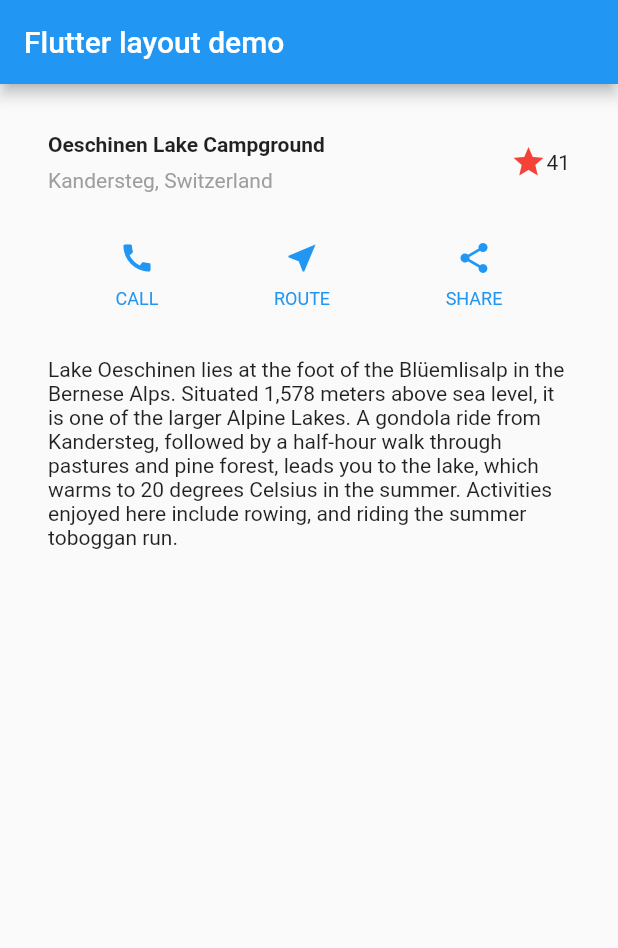
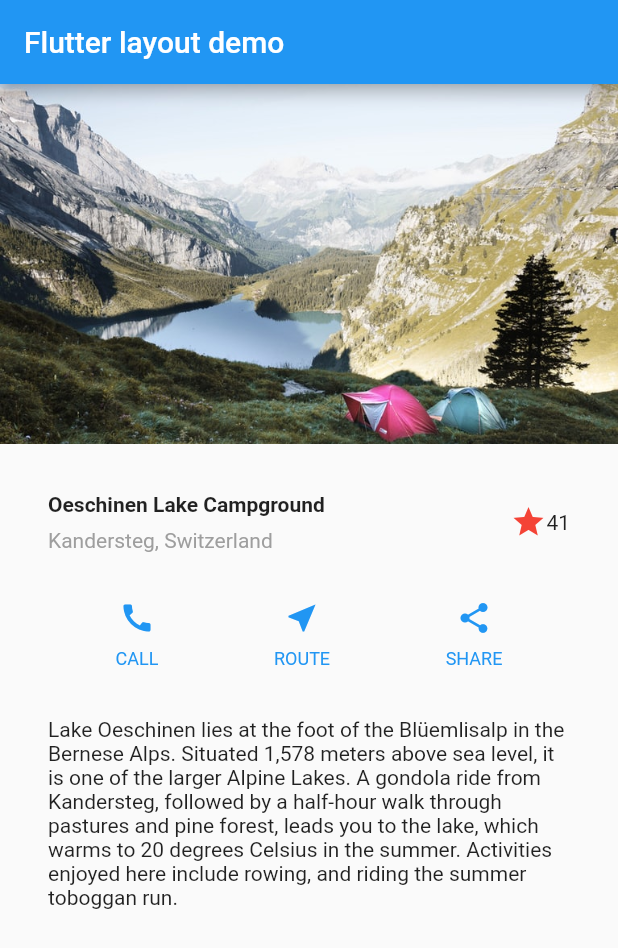
Before and after one commit to Giovaniavs/studying-flutter, a Flutter app: the screen it shows after launch, on a phone screen of 412 x 824 dp. Shown: the top 948 px of the screen. Run offline on Flutter 3.47's test engine with Material 2 defaults, Android fonts, the phone set to English and light mode, and no system bars.

```diff
--- a/lib/main.dart
+++ b/lib/main.dart
@@ -79,6 +79,12 @@ class MyApp extends StatelessWidget {
         ),
         body: Column(
           children: [
+            Image.asset(
+              'images/lake.jpeg',
+              width: 600,
+              height: 240,
+              fit: BoxFit.cover,
+            ),
             titleSection,
             buttonSection,
             textSection,
--- a/pubspec.yaml
+++ b/pubspec.yaml
@@ -49,6 +49,9 @@ flutter:
   #   - images/a_dot_burr.jpeg
   #   - images/a_dot_ham.jpeg
 
+  assets:
+    - images/lake.jpeg
+
   # An image asset can refer to one or more resolution-specific "variants", see
   # https://flutter.dev/assets-and-images/#resolution-aware.
 
```
Also changed, not shown: images/lake.jpeg (added).
